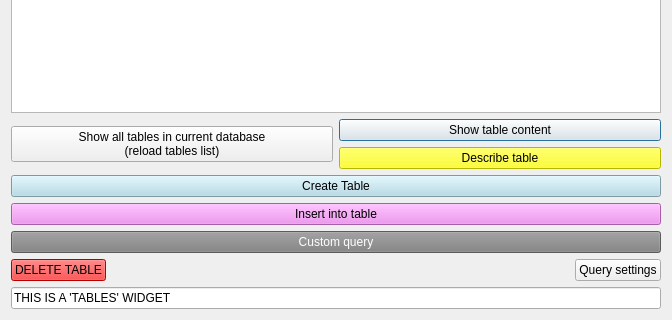
Qt form tables.ui (TiReks33/adb-explorer) before a commit; both pictures show x 0 to 672 and y 244 to 564 of the 672 by 564 pixel window.
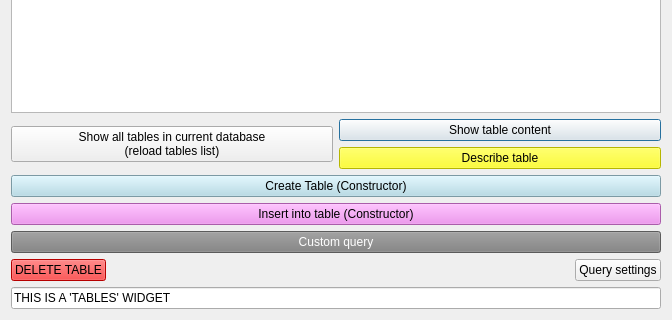
The same form after that commit.

```diff
--- a/tables.ui
+++ b/tables.ui
@@ -67,7 +67,7 @@
       <string notr="true">background: lightblue;</string>
      </property>
      <property name="text">
-      <string>Create Table</string>
+      <string>Create Table (Constructor)</string>
      </property>
     </widget>
    </item>
@@ -77,7 +77,7 @@
       <string notr="true">background-color: violet</string>
      </property>
      <property name="text">
-      <string>Insert into table</string>
+      <string>Insert into table (Constructor)</string>
      </property>
     </widget>
    </item>
```
